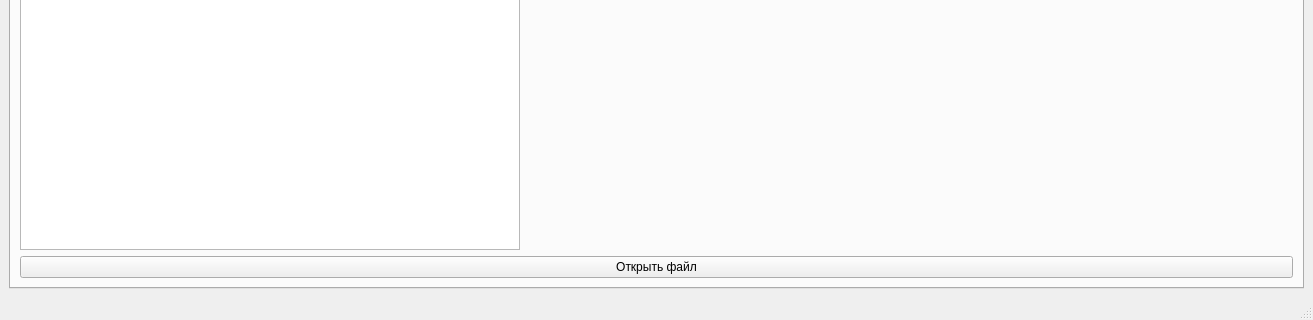
VasilevIvanVladimirovich/Camera-calibration-With-OpenCV, file CameraCalibration/mainwindow.ui: the form before one commit; both pictures show x 0 to 1313 and y 473 to 793 of the 1313 by 793 pixel window.
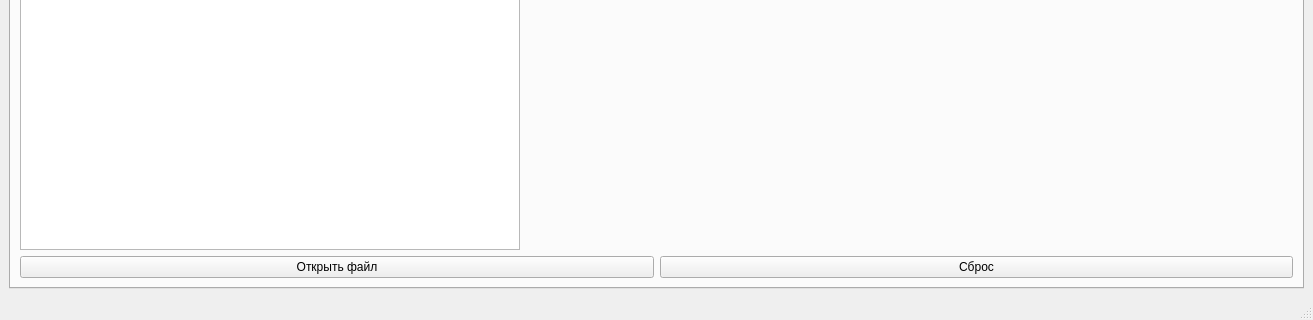
The form after the commit.

What changed in the file:
```diff
--- a/CameraCalibration/mainwindow.ui
+++ b/CameraCalibration/mainwindow.ui
@@ -102,11 +102,22 @@
          </layout>
         </item>
         <item>
+         <layout class="QHBoxLayout" name="horizontalLayout">
+          <item>
          <widget class="QPushButton" name="openFile">
           <property name="text">
            <string>Открыть файл</string>
           </property>
          </widget>
+          </item>
+          <item>
+           <widget class="QPushButton" name="resetView">
+            <property name="text">
+             <string>Сброс</string>
+            </property>
+           </widget>
+          </item>
+         </layout>
         </item>
        </layout>
       </widget>
```
Lines whose indentation alone changed are shown as unchanged.
